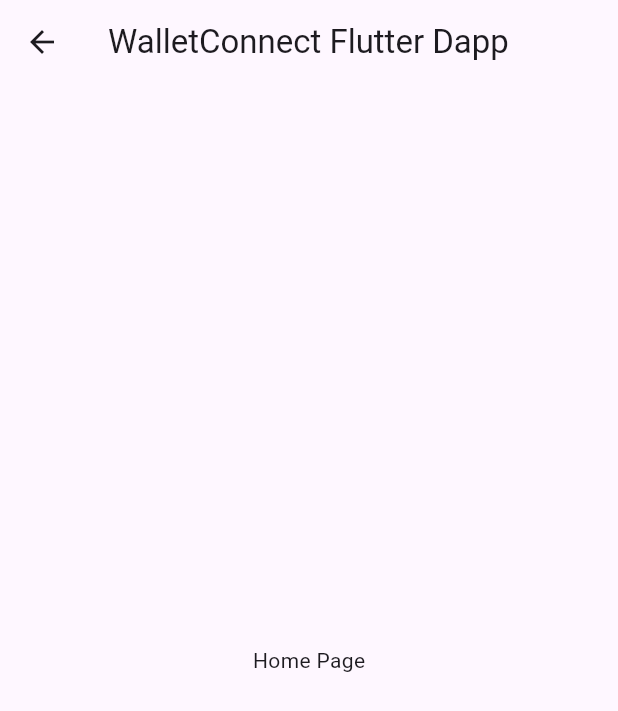
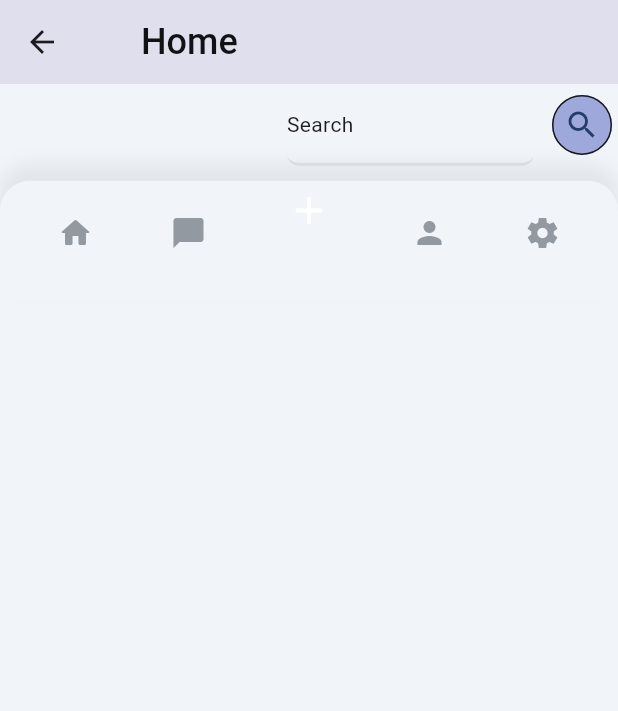
Before and after one commit to Alis-elsys/Diploma, a Flutter app: the HomePageWidget screen opened directly, on a phone screen of 412 x 824 dp. Shown: the top 711 px of the screen. Run offline on Flutter 3.47's test engine with Material 3 defaults, Android fonts, the phone set to English and light mode, and no system bars; our stand-ins replace flutter_animate, google_fonts, slider_button; missing offline and left inert: fl_toast, flutter_stripe, walletconnect_dart, walletconnect_flutter_v2, web3dart, web3modal_flutter; Roboto replaces fonts that are missing (Plus Jakarta Sans); statements that could not run were skipped.

Commit message:
last changes

```diff
--- a/Projects/example/example/lib/components/nav_bar.dart
+++ b/Projects/example/example/lib/components/nav_bar.dart
@@ -197,3 +197,10 @@ class _NavBarWidgetState extends State<NavBarWidget> {
     );
   }
 }
+
+class CustomNavBar extends StatelessWidget {
+  @override
+  Widget build(BuildContext context) {
+    return NavBarWidget(); // Use the NavBarWidget directly
+  }
+}
--- a/Projects/example/example/lib/home_page.dart
+++ b/Projects/example/example/lib/home_page.dart
@@ -1,23 +1,156 @@
+import 'package:walletconnect_flutter_dapp/models/home_page_model.dart';
+import '../components/nav_bar.dart';
 import 'package:flutter/material.dart';
+import 'package:flutter/scheduler.dart';
 
-//simple home Page
+import 'home_page.dart';
+export 'home_page.dart';
 
-class HomePageWidget extends StatefulWidget{
+class HomePageWidget extends StatefulWidget {
   const HomePageWidget({super.key});
 
   @override
   State<HomePageWidget> createState() => _HomePageWidgetState();
 }
 
-class _HomePageWidgetState extends State<HomePageWidget>{
+class _HomePageWidgetState extends State<HomePageWidget> {
+  late HomePageModel _model;
+
   @override
-  Widget build(BuildContext context){
+  void initState() {
+    super.initState();
+    _model = HomePageModel();
+    _model.initState(context);
+  }
+
+  final scaffoldKey = GlobalKey<ScaffoldState>();
+
+  @override
+  void dispose() {
+    _model.dispose();
+
+    super.dispose();
+  }
+
+  @override
+  Widget build(BuildContext context) {
     return Scaffold(
+      key: scaffoldKey,
+      backgroundColor: Color(0xFff1F4F8),
       appBar: AppBar(
-        title: const Text('WalletConnect Flutter Dapp'),
+        backgroundColor: Color(0xFFF1F4F8),
+        elevation: 10.0,
+        title: const Row(
+          mainAxisAlignment: MainAxisAlignment.spaceBetween,
+          children: [
+            Padding(
+              padding: EdgeInsetsDirectional.fromSTEB(22, 0, 0, 0),
+              child: Text(
+                'Home',
+                style: TextStyle(
+                  fontFamily: 'Plus Jakarta Sans',
+                  color: Color(0xFF101213),
+                  fontSize: 24,
+                  fontWeight: FontWeight.w500,
+                ),
+              ),
+            ),
+            // Add any additional widgets or actions here
+          ],
+        ),
       ),
-      body: const Center(
-        child: Text('Home Page'),
+      body: Padding(
+        padding: EdgeInsetsDirectional.fromSTEB(0, 0, 0, 20),
+        child:Column(
+        mainAxisSize: MainAxisSize.max,
+        mainAxisAlignment: MainAxisAlignment.start,
+        children:[
+        Row(
+          mainAxisSize: MainAxisSize.max,
+          mainAxisAlignment: MainAxisAlignment.end,
+          children: [
+              Padding(
+                padding: EdgeInsetsDirectional.fromSTEB(8, 0, 8, 0),
+                child: Container(
+                  width: MediaQuery.sizeOf(context).width * 0.4,
+                  child: TextFormField(
+                    controller: _model.textController,
+                    focusNode: _model.textFieldFocusNode,
+                    autofocus: false,
+                    obscureText: false,
+                    decoration: InputDecoration(
+                      labelText: 'Search',
+                      labelStyle: Theme.of(context).textTheme.bodyMedium,
+                      alignLabelWithHint: false,
+                      enabledBorder: UnderlineInputBorder(
+                        borderSide: const BorderSide(
+                          color: Color(0xffe0e3e7),
+                          width: 2,
+                        ),
+                        borderRadius: BorderRadius.circular(8),
+                      ),
+                      focusedBorder: UnderlineInputBorder(
+                        borderSide: const BorderSide(
+                          color: Color(0xff4b39ef),
+                          width: 2,
+                        ),
+                        borderRadius: BorderRadius.circular(8),
+                      ),
+                      errorBorder: UnderlineInputBorder(
+                        borderSide: const BorderSide(
+                          color: Color(0xffff5963),
+                          width: 2,
+                        ),
+                        borderRadius: BorderRadius.circular(8),
+                      ),
+                      focusedErrorBorder: UnderlineInputBorder(
+                        borderSide: const BorderSide(
+                          color: Color(0xffff5963),
+                          width: 2,
+                        ),
+                        borderRadius: BorderRadius.circular(8),
+                      ),
+                    ),
+                    // validator:
+                    //     _model.textControllerValidator(context, _model.textController?.text),
+                  ),
+                ),
+
+            ),
+            IconButton(
+              onPressed: () {
+                print('IconButton pressed ...');
+              },
+              icon: const Icon(
+                Icons.search_sharp,
+                color: Color.fromARGB(255, 35, 61, 105),
+                size: 24,
+              ),
+              style: ButtonStyle(
+                side: const MaterialStatePropertyAll(
+                    BorderSide(color: Colors.black87, width: 1)),
+                fixedSize: const MaterialStatePropertyAll(Size.fromWidth(40)),
+                backgroundColor:
+                    MaterialStatePropertyAll(Colors.indigo.shade200),
+                shape: MaterialStateProperty.all<RoundedRectangleBorder>(
+                    RoundedRectangleBorder(
+                        borderRadius: BorderRadius.circular(20),
+                        side:
+                            const BorderSide(color: Colors.black87, width: 1))),
+                elevation: const MaterialStatePropertyAll(0),
+              ),
+            ),
+          ],
+        ),
+
+
+
+
+
+
+        NavBarWidget(),
+        ],
+        ),
       ),
     );
   }
--- /dev/null
+++ b/Projects/example/example/lib/main1.dart
@@ -0,0 +1,47 @@
+import 'package:flutter/material.dart';
+import 'package:walletconnect_flutter_dapp/home_page.dart';
+import 'package:walletconnect_flutter_dapp/utils/string_constants.dart';
+import 'package:web3modal_flutter/web3modal_flutter.dart';
+
+void main() {
+  runApp(const MyApp());
+}
+
+class MyApp extends StatefulWidget {
+  const MyApp({super.key});
+
+  @override
+  State<MyApp> createState() => _MyAppState();
+}
+
+class _MyAppState extends State<MyApp> with WidgetsBindingObserver {
+
+  @override
+  void initState() {
+    super.initState();
+    WidgetsBinding.instance.addObserver(this);
+    WidgetsBinding.instance.addPostFrameCallback((timeStamp) {
+      setState(() {
+        final platformDispatcher = View.of(context).platformDispatcher;
+        final platformBrightness = platformDispatcher.platformBrightness;
+      });
+    });
+  }
+
+  @override
+  void dispose() {
+    WidgetsBinding.instance.removeObserver(this);
+    super.dispose();
+  }
+
+  @override
+  Widget build (BuildContext context) {
+    return MaterialApp(
+      title: StringConstants.appTitle,
+      theme: ThemeData(
+        primarySwatch: Colors.blue,
+      ),
+      home: const HomePageWidget(),
+    );
+  }
+}
```
Also changed, not shown: Projects/example/example/lib/components/NFT_card.dart (added).
